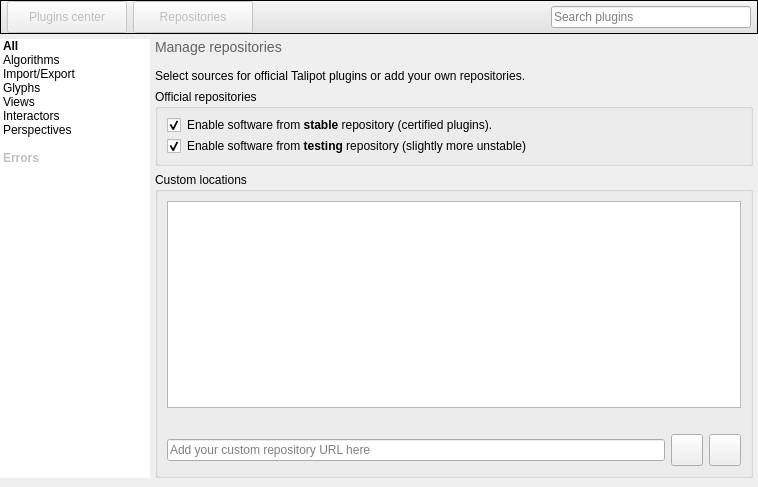
Old version of the form software/talipot/designer/PluginsCenter.ui in the repository renoust/talipot.
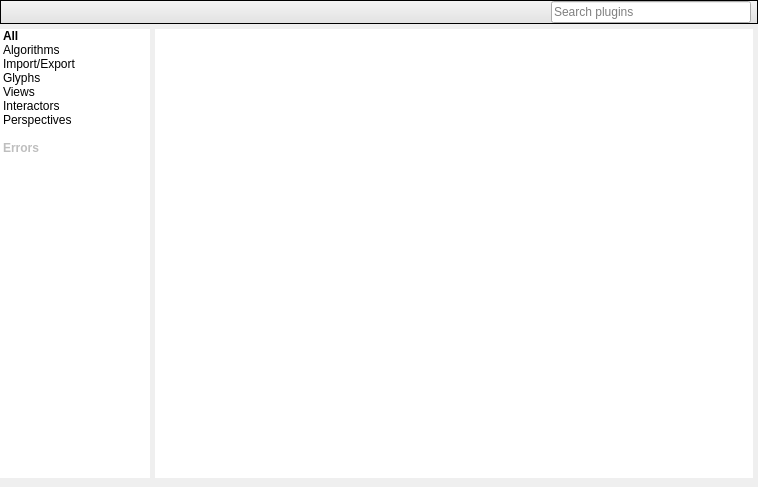
New version of the form. Icons and pictures are not drawn. Custom widgets are drawn as their Qt base class.

Commit message: software: Remove plugin server related stuffs from the Tulip era

Diff of the .ui file:
```diff
--- a/software/talipot/designer/PluginsCenter.ui
+++ b/software/talipot/designer/PluginsCenter.ui
@@ -54,74 +54,6 @@
       <property name="bottomMargin">
        <number>0</number>
       </property>
-      <item>
-       <widget class="QPushButton" name="homeButton">
-        <property name="enabled">
-         <bool>false</bool>
-        </property>
-        <property name="sizePolicy">
-         <sizepolicy hsizetype="Maximum" vsizetype="Fixed">
-          <horstretch>0</horstretch>
-          <verstretch>0</verstretch>
-         </sizepolicy>
-        </property>
-        <property name="minimumSize">
-         <size>
-          <width>120</width>
-          <height>32</height>
-         </size>
-        </property>
-        <property name="maximumSize">
-         <size>
-          <width>100</width>
-          <height>16777215</height>
-         </size>
-        </property>
-        <property name="text">
-         <string>Plugins center</string>
-        </property>
-        <property name="checkable">
-         <bool>false</bool>
-        </property>
-        <property name="checked">
-         <bool>false</bool>
-        </property>
-        <property name="autoExclusive">
-         <bool>false</bool>
-        </property>
-       </widget>
-      </item>
-      <item>
-       <widget class="QPushButton" name="repoButton">
-        <property name="enabled">
-         <bool>false</bool>
-        </property>
-        <property name="minimumSize">
-         <size>
-          <width>120</width>
-          <height>32</height>
-         </size>
-        </property>
-        <property name="maximumSize">
-         <size>
-          <width>100</width>
-          <height>16777215</height>
-         </size>
-        </property>
-        <property name="text">
-         <string>Repositories</string>
-        </property>
-        <property name="checkable">
-         <bool>false</bool>
-        </property>
-        <property name="checked">
-         <bool>false</bool>
-        </property>
-        <property name="autoExclusive">
-         <bool>false</bool>
-        </property>
-       </widget>
-      </item>
       <item>
        <spacer name="horizontalSpacer">
         <property name="orientation">
@@ -308,7 +240,7 @@
 }</string>
        </property>
        <property name="currentIndex">
-        <number>2</number>
+        <number>1</number>
        </property>
        <widget class="QWidget" name="homePage">
         <layout class="QVBoxLayout" name="verticalLayout_3">
@@ -616,8 +548,8 @@
              <rect>
               <x>0</x>
               <y>0</y>
-              <width>98</width>
-              <height>28</height>
+              <width>592</width>
+              <height>436</height>
              </rect>
             </property>
            </widget>
@@ -625,194 +557,6 @@
          </item>
         </layout>
        </widget>
-       <widget class="QWidget" name="reposPage">
-        <layout class="QVBoxLayout" name="verticalLayout_4">
-         <property name="leftMargin">
-          <number>5</number>
-         </property>
-         <property name="topMargin">
-          <number>5</number>
-         </property>
-         <property name="rightMargin">
-          <number>5</number>
-         </property>
-         <property name="bottomMargin">
-          <number>0</number>
-         </property>
-         <item>
-          <widget class="QLabel" name="label_2">
-           <property name="text">
-            <string>&lt;body&gt;
-&lt;p style=&quot; margin-top:0px; margin-bottom:0px; margin-left:0px; margin-right:0px; -qt-block-indent:0; text-indent:0px;&quot;&gt;&lt;img src=&quot;:/talipot/gui/ui/list_bullet_arrow.png&quot; /&gt;&lt;span style=&quot;color:#626262; font-size:large;&quot;&gt;   Manage repositories&lt;/span&gt;&lt;/p&gt;
-
-&lt;p style=&quot;-qt-paragraph-type:empty; margin-top:0px; margin-bottom:0px; margin-left:0px; margin-right:0px; -qt-block-indent:0; text-indent:0px; font-size:medium;&quot;&gt; &lt;/p&gt;
-
-&lt;p style=&quot; margin-top:0px; margin-bottom:0px; margin-left:0px; margin-right:0px; -qt-block-indent:0; text-indent:0px;&quot;&gt;&lt;span style=&quot;color:#000000;&quot;&gt;Select sources for official Talipot plugins or add your own repositories.&lt;/span&gt;&lt;/p&gt;
-&lt;/body&gt;
-
-&lt;/html&gt;</string>
-           </property>
-           <property name="wordWrap">
-            <bool>true</bool>
-           </property>
-          </widget>
-         </item>
-         <item>
-          <widget class="QGroupBox" name="reposBox">
-           <property name="title">
-            <string>Official repositories</string>
-           </property>
-           <layout class="QGridLayout" name="gridLayout">
-            <item row="1" column="0">
-             <widget class="QCheckBox" name="testingCheck">
-              <property name="text">
-               <string/>
-              </property>
-              <property name="checked">
-               <bool>true</bool>
-              </property>
-             </widget>
-            </item>
-            <item row="0" column="0">
-             <widget class="QCheckBox" name="stableCheck">
-              <property name="text">
-               <string/>
-              </property>
-              <property name="checked">
-               <bool>true</bool>
-              </property>
-             </widget>
-            </item>
-            <item row="0" column="1">
-             <widget class="QLabel" name="label_3">
-              <property name="sizePolicy">
-               <sizepolicy hsizetype="Expanding" vsizetype="Preferred">
-                <horstretch>0</horstretch>
-                <verstretch>0</verstretch>
-               </sizepolicy>
-              </property>
-              <property name="text">
-               <string>&lt;!DOCTYPE HTML PUBLIC &quot;-//W3C//DTD HTML 4.0//EN&quot; &quot;http://www.w3.org/TR/REC-html40/strict.dtd&quot;&gt;
-&lt;html&gt;&lt;head&gt;&lt;meta name=&quot;qrichtext&quot; content=&quot;1&quot; /&gt;&lt;style type=&quot;text/css&quot;&gt;
-p, li { white-space: pre-wrap; }
-&lt;/style&gt;&lt;/head&gt;&lt;body style=&quot; font-family:'Sans Serif'; font-size:9pt; font-weight:400; font-style:normal;&quot;&gt;
-&lt;p style=&quot; margin-top:0px; margin-bottom:0px; margin-left:0px; margin-right:0px; -qt-block-indent:0; text-indent:0px;&quot;&gt;Enable software from &lt;span style=&quot; font-weight:600;&quot;&gt;stable&lt;/span&gt; repository (certified plugins).&lt;/p&gt;&lt;/body&gt;&lt;/html&gt;</string>
-              </property>
-             </widget>
-            </item>
-            <item row="1" column="1">
-             <widget class="QLabel" name="label_4">
-              <property name="sizePolicy">
-               <sizepolicy hsizetype="Expanding" vsizetype="Preferred">
-                <horstretch>0</horstretch>
-                <verstretch>0</verstretch>
-               </sizepolicy>
-              </property>
-              <property name="text">
-               <string>&lt;!DOCTYPE HTML PUBLIC &quot;-//W3C//DTD HTML 4.0//EN&quot; &quot;http://www.w3.org/TR/REC-html40/strict.dtd&quot;&gt;
-&lt;html&gt;&lt;head&gt;&lt;meta name=&quot;qrichtext&quot; content=&quot;1&quot; /&gt;&lt;style type=&quot;text/css&quot;&gt;
-p, li { white-space: pre-wrap; }
-&lt;/style&gt;&lt;/head&gt;&lt;body style=&quot; font-family:'Sans Serif'; font-size:9pt; font-weight:400; font-style:normal;&quot;&gt;
-&lt;p style=&quot; margin-top:0px; margin-bottom:0px; margin-left:0px; margin-right:0px; -qt-block-indent:0; text-indent:0px;&quot;&gt;Enable software from &lt;span style=&quot; font-weight:600;&quot;&gt;testing&lt;/span&gt; repository (slightly more unstable)&lt;/p&gt;&lt;/body&gt;&lt;/html&gt;</string>
-              </property>
-             </widget>
-            </item>
-           </layout>
-          </widget>
-         </item>
-         <item>
-          <widget class="QGroupBox" name="customLocBox">
-           <property name="sizePolicy">
-            <sizepolicy hsizetype="Preferred" vsizetype="Expanding">
-             <horstretch>0</horstretch>
-             <verstretch>0</verstretch>
-            </sizepolicy>
-           </property>
-           <property name="title">
-            <string>Custom locations</string>
-           </property>
-           <layout class="QVBoxLayout" name="verticalLayout_6">
-            <item>
-             <widget class="QListWidget" name="remoteLocationsList"/>
-            </item>
-            <item>
-             <widget class="QLabel" name="repoLocationsErrorLabel">
-              <property name="alignment">
-               <set>Qt::AlignCenter</set>
-              </property>
-             </widget>
-            </item>
-            <item>
-             <layout class="QHBoxLayout" name="horizontalLayout">
-              <property name="bottomMargin">
-               <number>0</number>
-              </property>
-              <item>
-               <widget class="QLineEdit" name="remoteLocationText">
-                <property name="placeholderText">
-                 <string>Add your custom repository URL here</string>
-                </property>
-               </widget>
-              </item>
-              <item>
-               <widget class="QPushButton" name="addRemoteLocation">
-                <property name="minimumSize">
-                 <size>
-                  <width>32</width>
-                  <height>32</height>
-                 </size>
-                </property>
-                <property name="maximumSize">
-                 <size>
-                  <width>32</width>
-                  <height>32</height>
-                 </size>
-                </property>
-                <property name="toolTip">
-                 <string>Add location</string>
-                </property>
-                <property name="text">
-                 <string/>
-                </property>
-                <property name="icon">
-                 <iconset resource="../resources/TalipotAgent.qrc">
-                  <normaloff>:/talipot/app/icons/16/list-add.png</normaloff>:/talipot/app/icons/16/list-add.png</iconset>
-                </property>
-               </widget>
-              </item>
-              <item>
-               <widget class="QPushButton" name="removeRemoteLocation">
-                <property name="minimumSize">
-                 <size>
-                  <width>32</width>
-                  <height>32</height>
-                 </size>
-                </property>
-                <property name="maximumSize">
-                 <size>
-                  <width>32</width>
-                  <height>32</height>
-                 </size>
-                </property>
-                <property name="toolTip">
-                 <string>Remove location</string>
-                </property>
-                <property name="text">
-                 <string/>
-                </property>
-                <property name="icon">
-                 <iconset resource="../resources/TalipotAgent.qrc">
-                  <normaloff>:/talipot/app/icons/16/list-del.png</normaloff>:/talipot/app/icons/16/list-del.png</iconset>
-                </property>
-               </widget>
-              </item>
-             </layout>
-            </item>
-           </layout>
-          </widget>
-         </item>
-        </layout>
-       </widget>
        <widget class="QWidget" name="errorsPage">
         <layout class="QVBoxLayout" name="verticalLayout_2">
          <property name="leftMargin">
```
Left out of the diff: 142 changed lines with no effect on the pictures. The commit also changes 12 other files.
